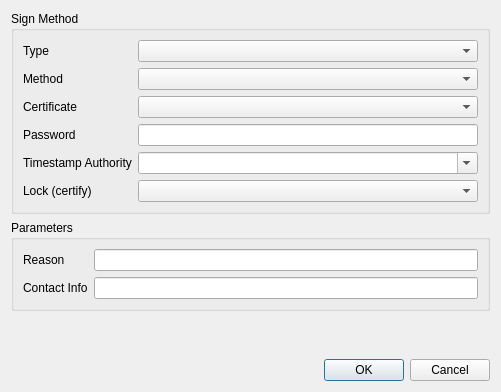
Qt form Pdf4QtEditorPlugins/SignaturePlugin/signdialog.ui (mapret76/andre-pdf) before a commit.
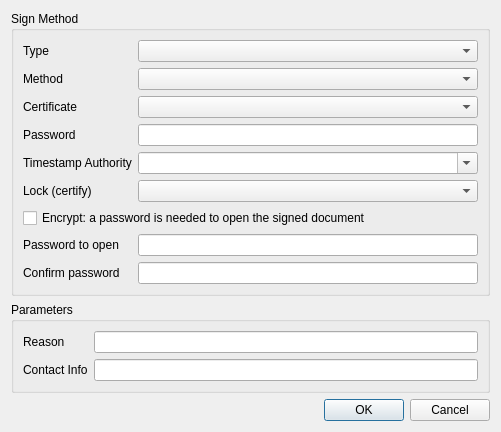
The same form after that commit.

Commit message: Autopilot A1-A4: credits, QR verification stamp, encrypt-then-certify, rebrand

Patch:
```diff
--- a/Pdf4QtEditorPlugins/SignaturePlugin/signdialog.ui
+++ b/Pdf4QtEditorPlugins/SignaturePlugin/signdialog.ui
@@ -91,6 +91,41 @@
       <item row="5" column="1">
        <widget class="QComboBox" name="certificationCombo"/>
       </item>
+      <item row="6" column="0" colspan="2">
+       <widget class="QCheckBox" name="encryptCheckBox">
+        <property name="text">
+         <string>Encrypt: a password is needed to open the signed document</string>
+        </property>
+       </widget>
+      </item>
+      <item row="7" column="0">
+       <widget class="QLabel" name="openPasswordLabel">
+        <property name="text">
+         <string>Password to open</string>
+        </property>
+       </widget>
+      </item>
+      <item row="7" column="1">
+       <widget class="QLineEdit" name="openPasswordEdit">
+        <property name="echoMode">
+         <enum>QLineEdit::Password</enum>
+        </property>
+       </widget>
+      </item>
+      <item row="8" column="0">
+       <widget class="QLabel" name="openPasswordConfirmLabel">
+        <property name="text">
+         <string>Confirm password</string>
+        </property>
+       </widget>
+      </item>
+      <item row="8" column="1">
+       <widget class="QLineEdit" name="openPasswordConfirmEdit">
+        <property name="echoMode">
+         <enum>QLineEdit::Password</enum>
+        </property>
+       </widget>
+      </item>
      </layout>
     </widget>
    </item>
```
The commit also changes 32 other files.
